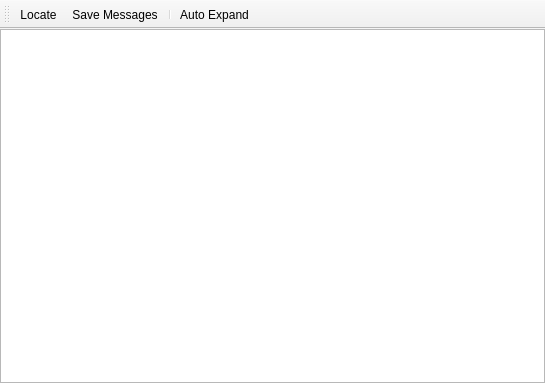
First picture: the form in src/forms/MessagesWindow.ui, repository WindowDetective/WindowDetective, before the edit.
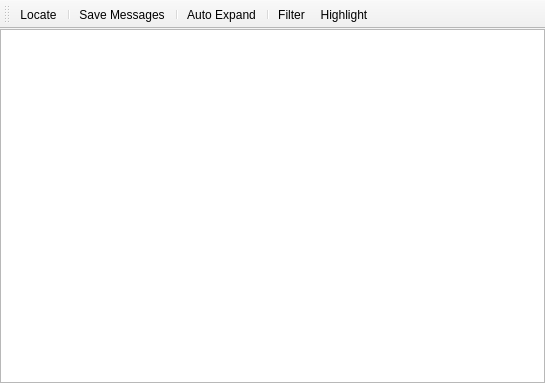
Second picture: the form after the edit. Icons and pictures are not drawn. Custom widgets are drawn as their Qt base class.

What changed in the file:
```diff
--- a/src/forms/MessagesWindow.ui
+++ b/src/forms/MessagesWindow.ui
@@ -61,9 +61,13 @@
     <bool>false</bool>
    </attribute>
    <addaction name="actnLocate"/>
+   <addaction name="separator"/>
    <addaction name="actnSave"/>
    <addaction name="separator"/>
    <addaction name="actnAutoExpand"/>
+   <addaction name="separator"/>
+   <addaction name="actnFilter"/>
+   <addaction name="actnHighlight"/>
   </widget>
   <action name="actnSave">
    <property name="icon">
@@ -107,6 +111,30 @@
     <string>Ctrl+L</string>
    </property>
   </action>
+  <action name="actnFilter">
+   <property name="icon">
+    <iconset resource="../qt_resources.qrc">
+     <normaloff>:/img/filter.png</normaloff>:/img/filter.png</iconset>
+   </property>
+   <property name="text">
+    <string>Filter</string>
+   </property>
+   <property name="toolTip">
+    <string>Include/exclude messages in the list</string>
+   </property>
+  </action>
+  <action name="actnHighlight">
+   <property name="icon">
+    <iconset resource="../qt_resources.qrc">
+     <normaloff>:/img/highlight.png</normaloff>:/img/highlight.png</iconset>
+   </property>
+   <property name="text">
+    <string>Highlight</string>
+   </property>
+   <property name="toolTip">
+    <string>Highlight messages in the list</string>
+   </property>
+  </action>
  </widget>
  <customwidgets>
   <customwidget>
```
